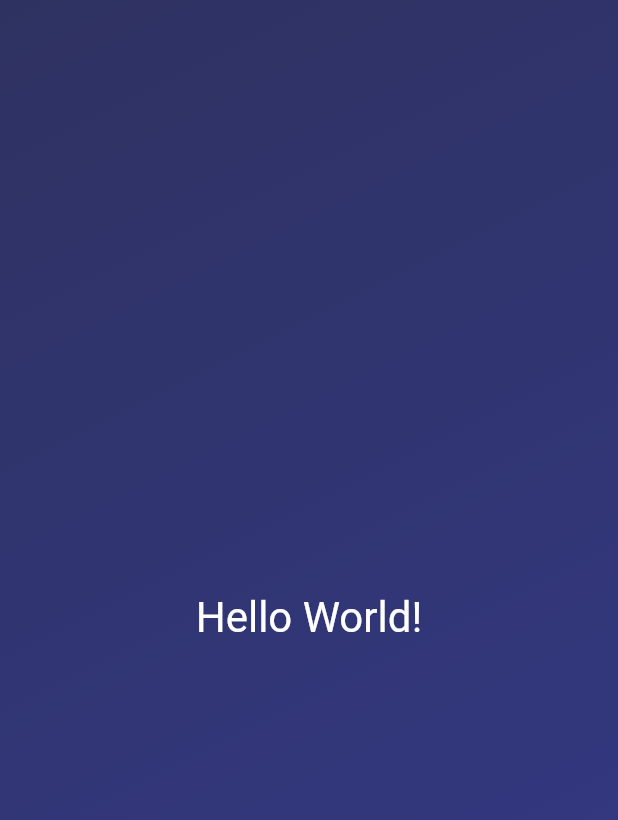
After one commit to kartpop/roll_dice_app, a Flutter app: the screen it shows after launch, on a phone screen of 412 x 824 dp. The commit adds this screen. Shown: the top 820 px of the screen. Run offline on Flutter 3.47's test engine with Material 2 defaults, Android fonts, the phone set to English and light mode, and no system bars.

Commit message:
chore: refactor gradient container in separate class

```diff
--- /dev/null
+++ b/lib/gradient_container.dart
@@ -0,0 +1,31 @@
+import 'package:flutter/material.dart';
+
+class GradientContainer extends StatelessWidget {
+
+  const GradientContainer({super.key});
+
+  @override
+  Widget build(context) {
+    return Container(
+      decoration: const BoxDecoration(
+        gradient: LinearGradient(
+          colors: [
+            Color.fromARGB(233, 27, 31, 82),
+            Color.fromARGB(208, 8, 15, 112)
+          ],
+          begin: Alignment.topLeft,
+          end: Alignment.bottomRight,
+        ),
+      ),
+      child: const Center(
+        child: Text(
+          'Hello World!',
+          style: TextStyle(
+            color: Colors.white,
+            fontSize: 28,
+          ),
+        ),
+      ),
+    );
+  }
+}
```
Also changed, not shown: lib/main.dart (+3 -22 lines).
